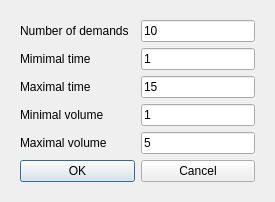
DanielZorin/DataCenters, file DCGUI/Windows/RandomDemandDialog.ui: the form before one commit.
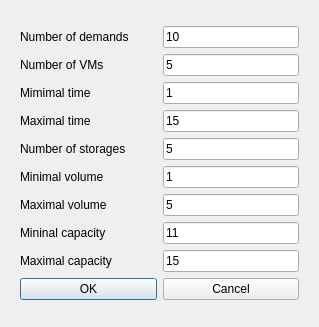
The form after the commit.

Commit message:
DCGUI: Random demand generation improved
1. dialog improved
2. random storage type (get maximum type from resources)

```diff
--- a/DCGUI/Windows/RandomDemandDialog.ui
+++ b/DCGUI/Windows/RandomDemandDialog.ui
@@ -6,8 +6,8 @@
    <rect>
     <x>0</x>
     <y>0</y>
-    <width>275</width>
-    <height>197</height>
+    <width>319</width>
+    <height>327</height>
    </rect>
   </property>
   <property name="sizePolicy">
@@ -70,6 +70,13 @@
               </property>
              </widget>
             </item>
+            <item>
+             <widget class="QLabel" name="label_6">
+              <property name="text">
+               <string>Number of VMs</string>
+              </property>
+             </widget>
+            </item>
             <item>
              <widget class="QLabel" name="label_3">
               <property name="sizePolicy">
@@ -96,6 +103,13 @@
               </property>
              </widget>
             </item>
+            <item>
+             <widget class="QLabel" name="label_7">
+              <property name="text">
+               <string>Number of storages</string>
+              </property>
+             </widget>
+            </item>
             <item>
              <widget class="QLabel" name="label_5">
               <property name="sizePolicy">
@@ -122,6 +136,20 @@
               </property>
              </widget>
             </item>
+            <item>
+             <widget class="QLabel" name="label_9">
+              <property name="text">
+               <string>Mininal capacity</string>
+              </property>
+             </widget>
+            </item>
+            <item>
+             <widget class="QLabel" name="label_10">
+              <property name="text">
+               <string>Maximal capacity</string>
+              </property>
+             </widget>
+            </item>
            </layout>
           </item>
           <item>
@@ -136,6 +164,13 @@
               </property>
              </widget>
             </item>
+            <item>
+             <widget class="QLineEdit" name="vms">
+              <property name="text">
+               <string>5</string>
+              </property>
+             </widget>
+            </item>
             <item>
              <widget class="QLineEdit" name="t1">
               <property name="text">
@@ -150,6 +185,13 @@
               </property>
              </widget>
             </item>
+            <item>
+             <widget class="QLineEdit" name="storages">
+              <property name="text">
+               <string>5</string>
+              </property>
+             </widget>
+            </item>
             <item>
              <widget class="QLineEdit" name="v1">
               <property name="text">
@@ -164,6 +206,20 @@
               </property>
              </widget>
             </item>
+            <item>
+             <widget class="QLineEdit" name="c1">
+              <property name="text">
+               <string>11</string>
+              </property>
+             </widget>
+            </item>
+            <item>
+             <widget class="QLineEdit" name="c2">
+              <property name="text">
+               <string>15</string>
+              </property>
+             </widget>
+            </item>
            </layout>
           </item>
          </layout>
```
The commit also changes 5 other files.
